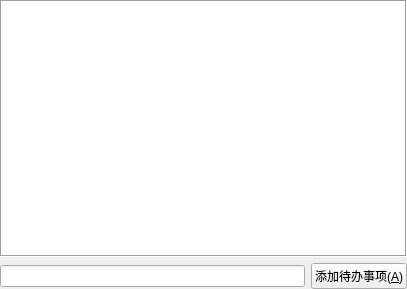
First picture: the form in besteam/im/quick_panel/widgets/todolist.ui, repository hgoldfish/quickpanel, before the edit.
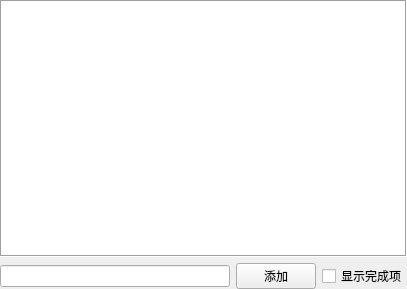
Second picture: the form after the edit. Icons and pictures are not drawn.

Diff of the .ui file:
```diff
--- a/besteam/im/quick_panel/widgets/todolist.ui
+++ b/besteam/im/quick_panel/widgets/todolist.ui
@@ -47,7 +47,7 @@
      <item>
       <widget class="QPushButton" name="btnAddTodo">
        <property name="text">
-        <string>添加待办事项(&amp;A)</string>
+        <string>添加</string>
        </property>
        <property name="icon">
         <iconset>
@@ -55,6 +55,13 @@
        </property>
       </widget>
      </item>
+     <item>
+      <widget class="QCheckBox" name="chkShowAll">
+       <property name="text">
+        <string>显示完成项</string>
+       </property>
+      </widget>
+     </item>
     </layout>
    </item>
   </layout>
```
